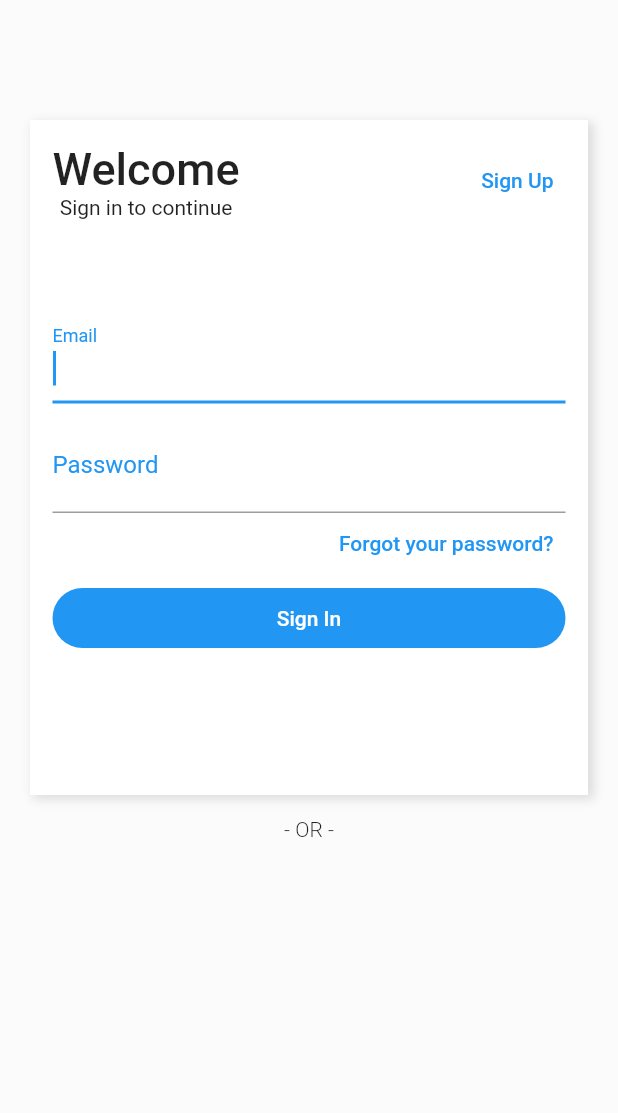
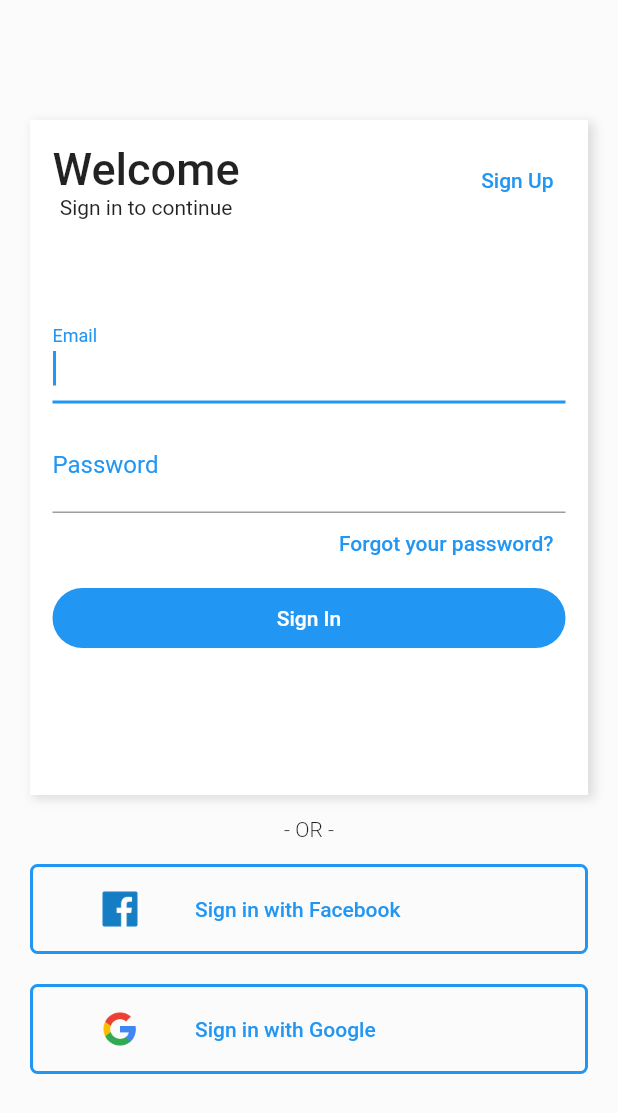
Before and after one commit to MiltonQuirino/shopping, a Flutter app: the screen it shows after launch, on a phone screen of 412 x 824 dp. Shown: the top 1113 px of the screen. Run offline on Flutter 3.47's test engine with Material 2 defaults, Android fonts, the phone set to English and light mode, and no system bars.

Commit message:
add login with facebook/gmail

```diff
--- a/lib/pages/login.page.dart
+++ b/lib/pages/login.page.dart
@@ -136,7 +136,64 @@ class LoginPage extends StatelessWidget {
                   fontWeight: FontWeight.w300,
                 ),
               ),
-            )
+            ),
+            Container(
+              width: double.infinity,
+              height: 60,
+              decoration: BoxDecoration(
+                border: Border.all(
+                  width: 2.0,
+                  color: Colors.blue,
+                ),
+                borderRadius: BorderRadius.all(
+                  Radius.circular(5),
+                ),
+              ),
+              child: TextButton(
+                child: Row(children: [
+                  Container(
+                    height: 24,
+                    width: 100,
+                    child: Image.asset(
+                      "assets/facebook.png",
+                      width: 24,
+                    ),
+                  ),
+                  Text('Sign in with Facebook'),
+                ]),
+                onPressed: () {},
+              ),
+            ),
+            SizedBox(
+              height: 20,
+            ),
+            Container(
+              width: double.infinity,
+              height: 60,
+              decoration: BoxDecoration(
+                border: Border.all(
+                  width: 2.0,
+                  color: Colors.blue,
+                ),
+                borderRadius: BorderRadius.all(
+                  Radius.circular(5),
+                ),
+              ),
+              child: TextButton(
+                child: Row(children: [
+                  Container(
+                    height: 24,
+                    width: 100,
+                    child: Image.asset(
+                      "assets/google.png",
+                      width: 24,
+                    ),
+                  ),
+                  Text('Sign in with Google'),
+                ]),
+                onPressed: () {},
+              ),
+            ),
           ],
         ),
       ),
```
Also changed, not shown: pubspec.yaml (+20 -3 lines).
